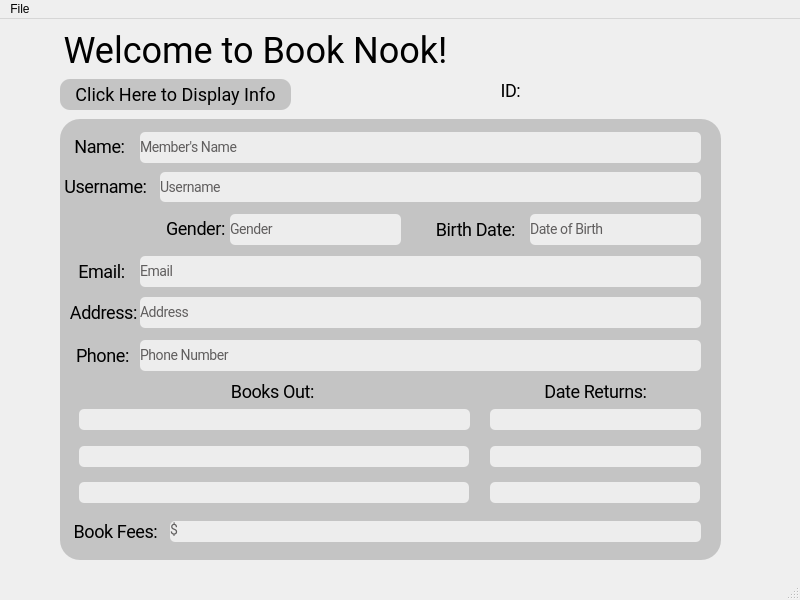
Old version of the form Library_MemberSystem_app/mainwindowmeb.ui in the repository BuzzyBox/LibraryDataSystem-SchoolProject.
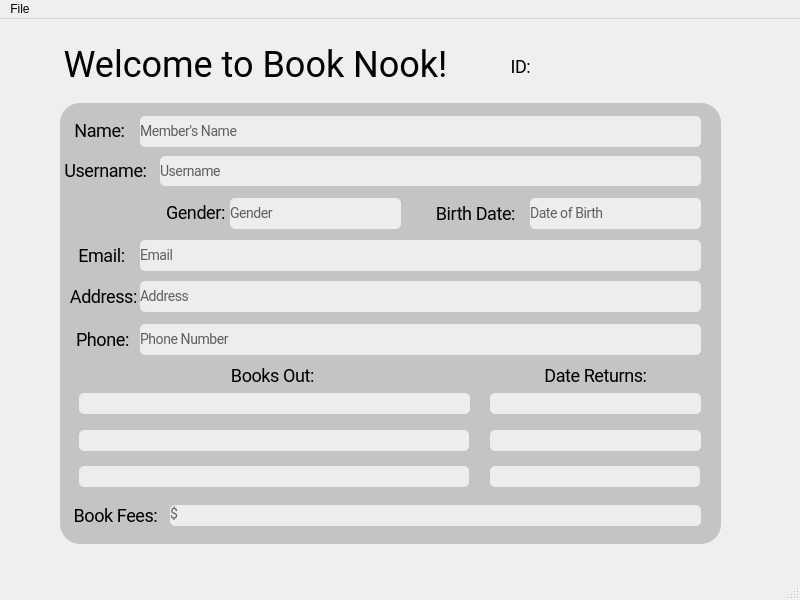
New version of the form.

```diff
--- a/Library_MemberSystem_app/mainwindowmeb.ui
+++ b/Library_MemberSystem_app/mainwindowmeb.ui
@@ -18,7 +18,7 @@
     <property name="geometry">
      <rect>
       <x>60</x>
-      <y>100</y>
+      <y>84</y>
       <width>661</width>
       <height>441</height>
      </rect>
@@ -41,7 +41,7 @@
     <property name="geometry">
      <rect>
       <x>60</x>
-      <y>6</y>
+      <y>20</y>
       <width>391</width>
       <height>51</height>
      </rect>
@@ -79,7 +79,7 @@
     <property name="geometry">
      <rect>
       <x>160</x>
-      <y>199</y>
+      <y>183</y>
       <width>71</width>
       <height>22</height>
      </rect>
@@ -115,7 +115,7 @@
     <property name="geometry">
      <rect>
       <x>140</x>
-      <y>237</y>
+      <y>221</y>
       <width>561</width>
       <height>31</height>
      </rect>
@@ -163,7 +163,7 @@
     <property name="geometry">
      <rect>
       <x>68</x>
-      <y>283</y>
+      <y>267</y>
       <width>71</width>
       <height>22</height>
      </rect>
@@ -199,7 +199,7 @@
     <property name="geometry">
      <rect>
       <x>230</x>
-      <y>195</y>
+      <y>179</y>
       <width>171</width>
       <height>31</height>
      </rect>
@@ -247,7 +247,7 @@
     <property name="geometry">
      <rect>
       <x>430</x>
-      <y>200</y>
+      <y>184</y>
       <width>91</width>
       <height>22</height>
      </rect>
@@ -283,7 +283,7 @@
     <property name="geometry">
      <rect>
       <x>71</x>
-      <y>242</y>
+      <y>226</y>
       <width>61</width>
       <height>22</height>
      </rect>
@@ -319,7 +319,7 @@
     <property name="geometry">
      <rect>
       <x>140</x>
-      <y>113</y>
+      <y>97</y>
       <width>561</width>
       <height>31</height>
      </rect>
@@ -367,7 +367,7 @@
     <property name="geometry">
      <rect>
       <x>72</x>
-      <y>326</y>
+      <y>310</y>
       <width>61</width>
       <height>22</height>
      </rect>
@@ -403,7 +403,7 @@
     <property name="geometry">
      <rect>
       <x>140</x>
-      <y>321</y>
+      <y>305</y>
       <width>561</width>
       <height>31</height>
      </rect>
@@ -451,7 +451,7 @@
     <property name="geometry">
      <rect>
       <x>530</x>
-      <y>195</y>
+      <y>179</y>
       <width>171</width>
       <height>31</height>
      </rect>
@@ -499,7 +499,7 @@
     <property name="geometry">
      <rect>
       <x>160</x>
-      <y>153</y>
+      <y>137</y>
       <width>541</width>
       <height>30</height>
      </rect>
@@ -547,7 +547,7 @@
     <property name="geometry">
      <rect>
       <x>60</x>
-      <y>157</y>
+      <y>141</y>
       <width>91</width>
       <height>22</height>
      </rect>
@@ -583,7 +583,7 @@
     <property name="geometry">
      <rect>
       <x>140</x>
-      <y>278</y>
+      <y>262</y>
       <width>561</width>
       <height>31</height>
      </rect>
@@ -631,7 +631,7 @@
     <property name="geometry">
      <rect>
       <x>70</x>
-      <y>502</y>
+      <y>486</y>
       <width>91</width>
       <height>22</height>
      </rect>
@@ -667,7 +667,7 @@
     <property name="geometry">
      <rect>
       <x>69</x>
-      <y>117</y>
+      <y>101</y>
       <width>61</width>
       <height>22</height>
      </rect>
@@ -703,7 +703,7 @@
     <property name="geometry">
      <rect>
       <x>170</x>
-      <y>502</y>
+      <y>486</y>
       <width>531</width>
       <height>21</height>
      </rect>
@@ -754,7 +754,7 @@
     <property name="geometry">
      <rect>
       <x>222</x>
-      <y>362</y>
+      <y>346</y>
       <width>101</width>
       <height>22</height>
      </rect>
@@ -790,7 +790,7 @@
     <property name="geometry">
      <rect>
       <x>79</x>
-      <y>390</y>
+      <y>374</y>
       <width>391</width>
       <height>21</height>
      </rect>
@@ -840,8 +840,8 @@
    <widget class="QLabel" name="labelMembweIDText">
     <property name="geometry">
      <rect>
-      <x>480</x>
-      <y>61</y>
+      <x>490</x>
+      <y>37</y>
       <width>61</width>
       <height>22</height>
      </rect>
@@ -876,8 +876,8 @@
    <widget class="QLabel" name="lbID">
     <property name="geometry">
      <rect>
-      <x>543</x>
-      <y>61</y>
+      <x>553</x>
+      <y>37</y>
       <width>161</width>
       <height>22</height>
      </rect>
@@ -909,48 +909,11 @@
      <set>Qt::AlignCenter</set>
     </property>
    </widget>
-   <widget class="QPushButton" name="bntInfoClick">
-    <property name="geometry">
-     <rect>
-      <x>60</x>
-      <y>60</y>
-      <width>231</width>
-      <height>31</height>
-     </rect>
-    </property>
-    <property name="styleSheet">
-     <string notr="true">position: absolute;
-width: 613px;
-height: 104px;
-left: 34px;
-top: 112px;
-
-background: #C4C4C4;
-border-radius: 10px; 
-
-/*Text*/ 
-
-position: absolute;
-width: 104px;
-height: 28px;
-left: 65px;
-top: 136px;
-
-font-family: Roboto;
-font-style: normal;
-font-weight: normal;
-font-size: 18px;
-line-height: 22px;</string>
-    </property>
-    <property name="text">
-     <string>Click Here to Display Info</string>
-    </property>
-   </widget>
    <widget class="QLabel" name="lbmebloan2">
     <property name="geometry">
      <rect>
       <x>79</x>
-      <y>427</y>
+      <y>411</y>
       <width>390</width>
       <height>21</height>
      </rect>
@@ -1001,7 +964,7 @@
     <property name="geometry">
      <rect>
       <x>79</x>
-      <y>463</y>
+      <y>447</y>
       <width>390</width>
       <height>21</height>
      </rect>
@@ -1052,7 +1015,7 @@
     <property name="geometry">
      <rect>
       <x>490</x>
-      <y>390</y>
+      <y>374</y>
       <width>211</width>
       <height>21</height>
      </rect>
@@ -1103,7 +1066,7 @@
     <property name="geometry">
      <rect>
       <x>490</x>
-      <y>427</y>
+      <y>411</y>
       <width>211</width>
       <height>21</height>
      </rect>
@@ -1154,7 +1117,7 @@
     <property name="geometry">
      <rect>
       <x>490</x>
-      <y>463</y>
+      <y>447</y>
       <width>210</width>
       <height>21</height>
      </rect>
@@ -1205,7 +1168,7 @@
     <property name="geometry">
      <rect>
       <x>540</x>
-      <y>362</y>
+      <y>346</y>
       <width>111</width>
       <height>22</height>
      </rect>
```
